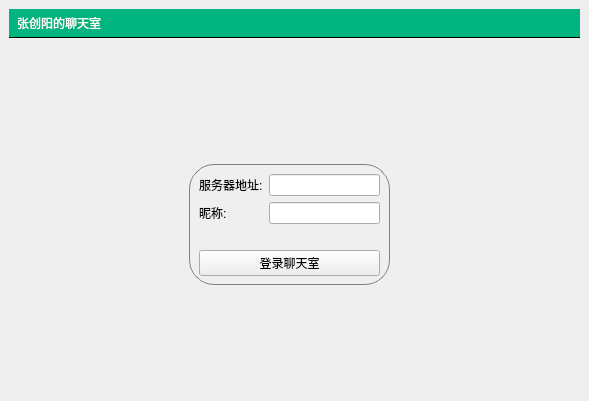
Qt form mainwindow.ui (Ciky03/QT_Lab4) before a commit.
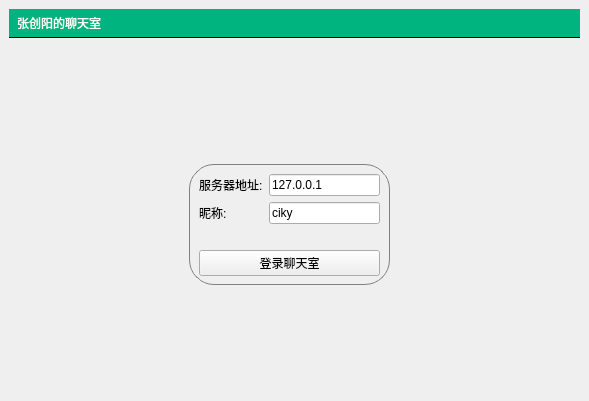
The same form after that commit.

What changed in the file:
```diff
--- a/mainwindow.ui
+++ b/mainwindow.ui
@@ -65,7 +65,7 @@
         <property name="frameShadow">
          <enum>QFrame::Shadow::Raised</enum>
         </property>
-        <widget class="QWidget" name="">
+        <widget class="QWidget" name="layoutWidget">
          <property name="geometry">
           <rect>
            <x>10</x>
@@ -85,7 +85,11 @@
              </widget>
             </item>
             <item row="0" column="1">
-             <widget class="QLineEdit" name="serverEdit"/>
+             <widget class="QLineEdit" name="serverEdit">
+              <property name="text">
+               <string>127.0.0.1</string>
+              </property>
+             </widget>
             </item>
             <item row="1" column="0">
              <widget class="QLabel" name="label_3">
@@ -95,7 +99,11 @@
              </widget>
             </item>
             <item row="1" column="1">
-             <widget class="QLineEdit" name="usernameEdit"/>
+             <widget class="QLineEdit" name="usernameEdit">
+              <property name="text">
+               <string>ciky</string>
+              </property>
+             </widget>
             </item>
            </layout>
           </item>
```
Left out of the diff: 6 changed lines with no effect on the pictures.
